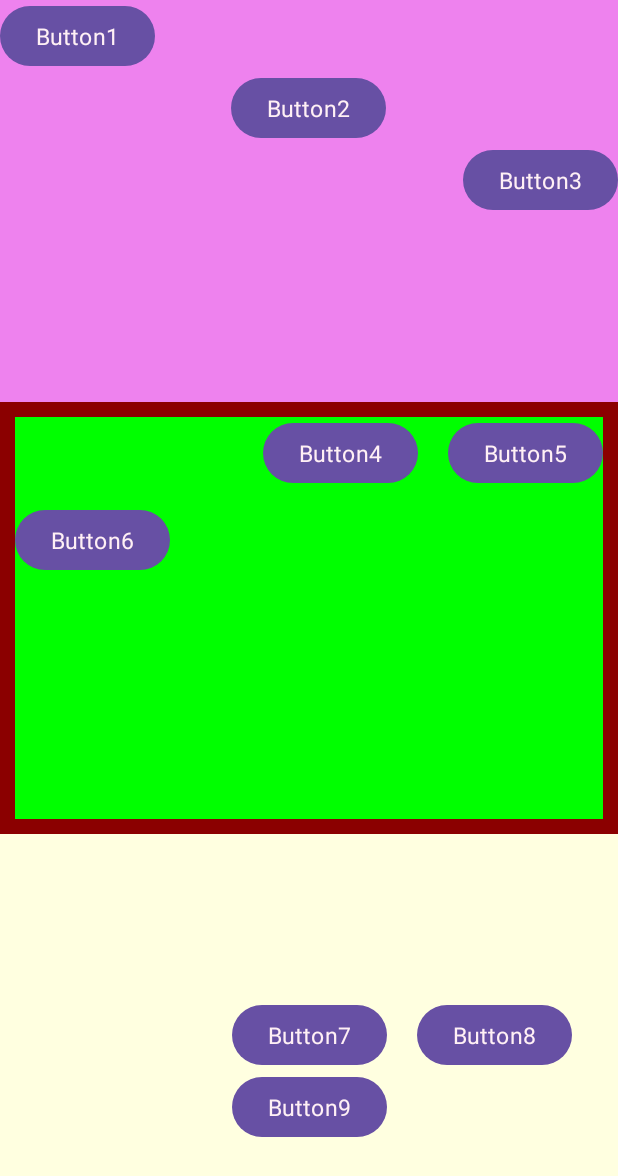
After one commit to seongssu/-Introduction-to-Android-App-Development-3weak, an Android app: the layout project_layout.xml on its own in the app's theme, with its tools: preview values and no code run, on a phone screen of 412 x 824 dp. The commit adds this screen. Shown: the top 1176 px of the screen. Run offline under Robolectric (Android 15) with nearby library versions, the phone set to English and light mode, and no system bars.

Commit message:
[FIX] : 🔧 3주차 마지막 Android UI 실습 완료

```diff
--- /dev/null
+++ b/app/src/main/res/layout/project_layout.xml
@@ -0,0 +1,98 @@
+<?xml version="1.0" encoding="utf-8"?>
+<LinearLayout xmlns:android="http://schemas.android.com/apk/res/android"
+    xmlns:app="http://schemas.android.com/apk/res-auto"
+    xmlns:tools="http://schemas.android.com/tools"
+    android:layout_width="match_parent"
+    android:layout_height="match_parent"
+    android:orientation="vertical"
+    android:background="@color/DarkRed">
+
+    <LinearLayout
+        android:layout_width="match_parent"
+        android:layout_height="0dp"
+        android:layout_weight="1"
+        android:background="@color/violet"
+        android:orientation="vertical">
+
+        <Button
+            style="@style/project_layout"
+            android:layout_gravity="left"
+            android:gravity="center"
+            android:text="Button1" />
+
+        <Button
+            style="@style/project_layout"
+            android:layout_gravity="center"
+            android:text="Button2" />
+
+        <Button
+            style="@style/project_layout"
+            android:layout_gravity="right"
+            android:text="Button3" />
+    </LinearLayout>
+
+    <RelativeLayout
+        android:layout_width="match_parent"
+        android:layout_height="0dp"
+        android:layout_weight="1"
+        android:background="@color/Lime"
+        android:layout_margin="10dp">
+
+        <Button
+            android:id="@+id/btn4"
+            style="@style/project_layout"
+            android:text="Button4"
+            android:layout_marginRight="20dp"
+            android:layout_toLeftOf="@+id/btn5"
+            />
+
+        <Button
+            android:id="@+id/btn5"
+            style="@style/project_layout"
+            android:text="Button5"
+            android:layout_alignParentRight="true"/>
+
+        <Button
+            style="@style/project_layout"
+            android:text="Button6"
+            android:layout_marginTop="10dp"
+            android:layout_below="@+id/btn4"
+            android:layout_alignParentLeft="true"/>
+    </RelativeLayout>
+
+    <androidx.constraintlayout.widget.ConstraintLayout
+        android:layout_width="match_parent"
+        android:layout_height="0dp"
+        android:layout_weight="1"
+        android:background="@color/LightYello">
+
+
+        <Button
+            android:id="@+id/button6"
+
+            style="@style/project_layout"
+            android:text="Button7"
+            app:layout_constraintBottom_toBottomOf="parent"
+            app:layout_constraintEnd_toEndOf="parent"
+            app:layout_constraintStart_toStartOf="parent"
+            app:layout_constraintTop_toTopOf="parent" />
+
+        <Button
+            style="@style/project_layout"
+            android:text="Button8"
+            app:layout_constraintBottom_toBottomOf="@+id/button6"
+            app:layout_constraintStart_toEndOf="@+id/button6"
+            app:layout_constraintTop_toTopOf="@+id/button6"
+            android:layout_marginLeft="20dp"/>
+
+        <Button
+            android:id="@+id/button5"
+            style="@style/project_layout"
+            android:text="Button9"
+            app:layout_constraintEnd_toEndOf="@+id/button6"
+            app:layout_constraintStart_toStartOf="@+id/button6"
+            app:layout_constraintTop_toBottomOf="@+id/button6" />
+    </androidx.constraintlayout.widget.ConstraintLayout>
+
+
+</LinearLayout>
--- a/app/src/main/res/values/colors.xml
+++ b/app/src/main/res/values/colors.xml
@@ -6,4 +6,5 @@
     <color name="violet">#EE82EE</color>
     <color name="Lime">	#00FF00</color>
     <color name="LightYello">#FFFFE0</color>
+    <color name="DarkRed">#8B0000</color>
 </resources>
```
